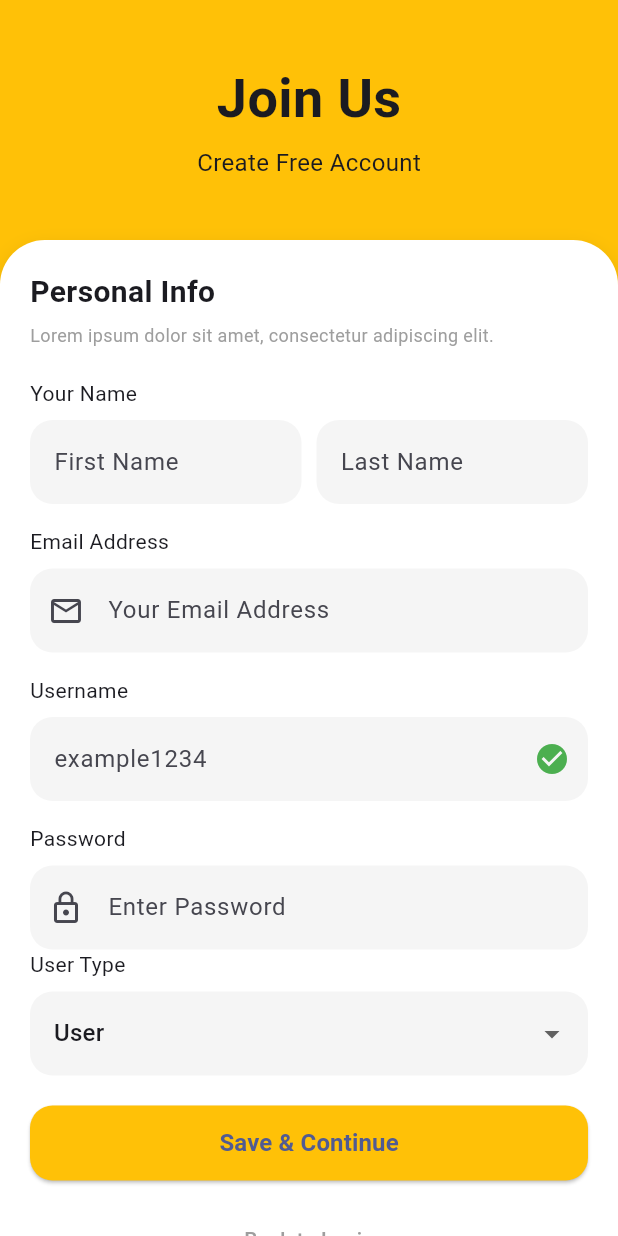
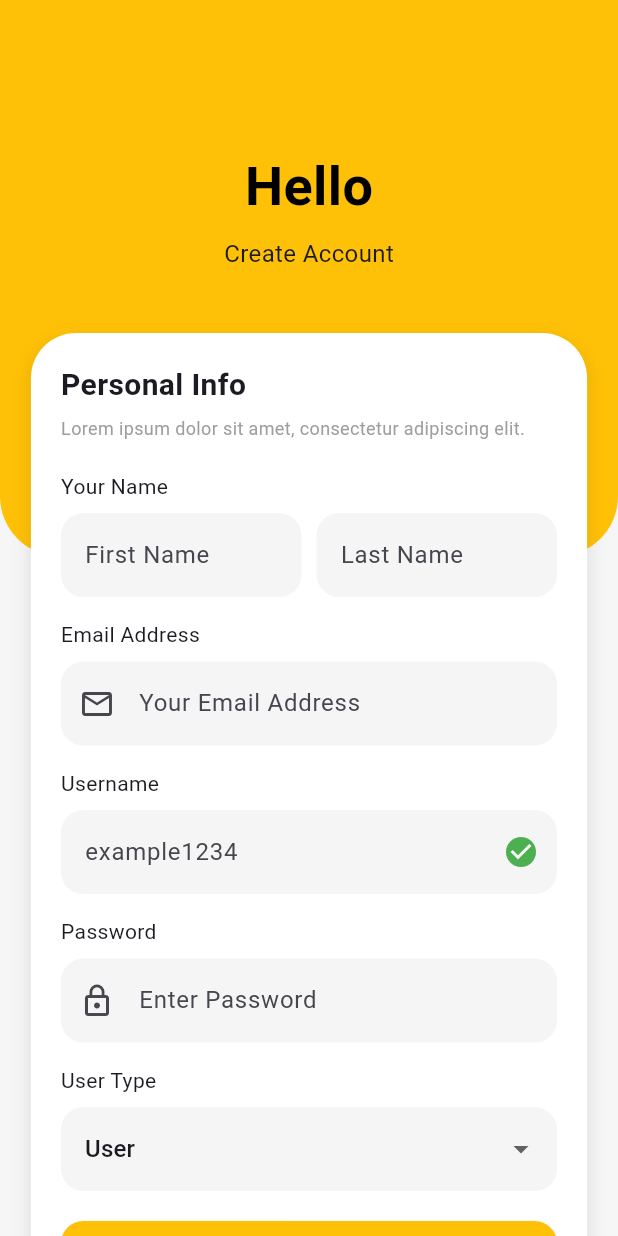
Before and after one commit to Kritzr/classroom_booking, a Flutter app: the RegisterPage screen opened directly, on a phone screen of 412 x 824 dp. Run offline on Flutter 3.47's test engine with Material 3 defaults, Android fonts, the phone set to English and light mode, and no system bars; our stand-ins replace cloud_firestore, firebase_auth, firebase_core, google_generative_ai, google_sign_in, signature; missing offline and left inert: classroom_app; accounts and stored records are empty.

Commit message:
Update registerPage.dart

```diff
--- a/lib/registerPage.dart
+++ b/lib/registerPage.dart
@@ -1,7 +1,9 @@
+import 'package:classroom_app/adminDashboard.dart';
+import 'package:classroom_app/home_page.dart';
+import 'package:classroom_app/loginPage.dart';
 import 'package:flutter/material.dart';
 import 'package:firebase_auth/firebase_auth.dart';
 import 'package:cloud_firestore/cloud_firestore.dart';
-
 
 class RegisterPage extends StatefulWidget {
   const RegisterPage({super.key});
@@ -17,26 +19,28 @@ class _RegisterPageState extends State<RegisterPage> {
   final _usernameController = TextEditingController();
   final _passwordController = TextEditingController();
   String _selectedUserType = 'user'; // default
-
-
-
   bool _isUsernameValid = true;
 
   @override
   Widget build(BuildContext context) {
     final size = MediaQuery.of(context).size;
-
     return Scaffold(
       resizeToAvoidBottomInset: false,
       backgroundColor: const Color(0xFFF6F6F6),
-      body: GestureDetector(
+      body: LayoutBuilder(
+        builder: (context, constraints) {
+          return GestureDetector(
             behavior: HitTestBehavior.translucent,
-        onTap: () => FocusScope.of(context).unfocus(),
+            onTap: () {
+              FocusScope.of(context).unfocus();
+            },
+            child: SizedBox.expand(
               child: Stack(
                 children: [
-            // Yellow Header
+                  // Yellow Background
                   Container(
                     height: size.height * 0.45,
+                    width: size.width,
                     decoration: const BoxDecoration(
                       color: Color(0xFFFFC107),
                       borderRadius: BorderRadius.only(
@@ -47,37 +51,40 @@ class _RegisterPageState extends State<RegisterPage> {
                   ),
 
                   // Content
-            SafeArea(
-              child: SingleChildScrollView(
-                keyboardDismissBehavior:
-                    ScrollViewKeyboardDismissBehavior.onDrag,
+                  SingleChildScrollView(
                     padding: EdgeInsets.only(
                       bottom: MediaQuery.of(context).viewInsets.bottom + 40,
                     ),
+                    keyboardDismissBehavior: ScrollViewKeyboardDismissBehavior.onDrag,
                     child: Center(
                       child: ConstrainedBox(
-                    constraints: const BoxConstraints(maxWidth: 600),
+                        constraints: const BoxConstraints(
+                          maxWidth: 700,
+                        ),
                         child: Column(
                           children: [
-                        const SizedBox(height: 40),
+                            SizedBox(height: size.height * 0.12),
 
+                            // Header Text
                             const Text(
-                          "Join Us",
+                              "Hello",
                               style: TextStyle(
                                 fontSize: 36,
                                 fontWeight: FontWeight.bold,
+                                color: Colors.black,
                               ),
                             ),
-                        const SizedBox(height: 6),
+                            const SizedBox(height: 8),
                             const Text(
-                          "Create Free Account",
+                              "Create Account",
                               style: TextStyle(fontSize: 16),
                             ),
 
-                        const SizedBox(height: 40),
+                            SizedBox(height: size.height * 0.05),
 
                             // Register Card
                             Container(
+                              width: size.width * 0.9,
                               padding: const EdgeInsets.all(20),
                               decoration: BoxDecoration(
                                 color: Colors.white,
@@ -150,12 +157,8 @@ class _RegisterPageState extends State<RegisterPage> {
                                     controller: _usernameController,
                                     hint: "example1234",
                                     suffix: Icon(
-                                  _isUsernameValid
-                                      ? Icons.check_circle
-                                      : Icons.error,
-                                  color: _isUsernameValid
-                                      ? Colors.green
-                                      : Colors.red,
+                                      _isUsernameValid ? Icons.check_circle : Icons.error,
+                                      color: _isUsernameValid ? Colors.green : Colors.red,
                                     ),
                                     onChanged: (value) {
                                       setState(() {
@@ -174,6 +177,7 @@ class _RegisterPageState extends State<RegisterPage> {
                                     icon: Icons.lock_outline,
                                   ),
 
+                                  const SizedBox(height: 15),
                                   const Text("User Type"),
                                   const SizedBox(height: 8),
 
@@ -204,7 +208,6 @@ class _RegisterPageState extends State<RegisterPage> {
                                     ),
                                   ),
 
-
                                   const SizedBox(height: 20),
 
                                   // Save Button
@@ -231,20 +234,14 @@ class _RegisterPageState extends State<RegisterPage> {
                                         }
 
                                         try {
-                                          // 1️⃣ Create user in Firebase Auth
-                                          UserCredential credential =
-                                              await FirebaseAuth.instance.createUserWithEmailAndPassword(
+                                          UserCredential credential = await FirebaseAuth.instance.createUserWithEmailAndPassword(
                                             email: email,
                                             password: password,
                                           );
 
                                           User user = credential.user!;
 
-                                          // 2️⃣ Store additional data in Firestore
-                                          await FirebaseFirestore.instance
-                                              .collection('users')
-                                              .doc(user.uid)
-                                              .set({
+                                          await FirebaseFirestore.instance.collection('users').doc(user.uid).set({
                                             'firstName': firstName,
                                             'lastName': lastName,
                                             'username': username,
@@ -253,7 +250,6 @@ class _RegisterPageState extends State<RegisterPage> {
                                             'createdAt': FieldValue.serverTimestamp(),
                                           });
 
-                                          // 3️⃣ Navigate back or to home
                                           if (!mounted) return;
 
                                           ScaffoldMessenger.of(context).showSnackBar(
@@ -278,11 +274,9 @@ class _RegisterPageState extends State<RegisterPage> {
                                         }
                                       },
                                       style: ElevatedButton.styleFrom(
-                                    backgroundColor:
-                                        const Color(0xFFFFC107),
+                                        backgroundColor: const Color(0xFFFFC107),
                                         shape: RoundedRectangleBorder(
-                                      borderRadius:
-                                          BorderRadius.circular(15),
+                                          borderRadius: BorderRadius.circular(15),
                                         ),
                                       ),
                                       child: const Text(
@@ -304,8 +298,7 @@ class _RegisterPageState extends State<RegisterPage> {
                                       },
                                       child: const Text(
                                         "Back to Login",
-                                    style:
-                                        TextStyle(color: Colors.grey),
+                                        style: TextStyle(color: Colors.grey),
                                       ),
                                     ),
                                   ),
@@ -317,9 +310,11 @@ class _RegisterPageState extends State<RegisterPage> {
                       ),
                     ),
                   ),
-            ),
                 ],
               ),
+            ),
+          );
+        },
       ),
     );
   }
```
Lines whose indentation alone changed are shown as unchanged.
